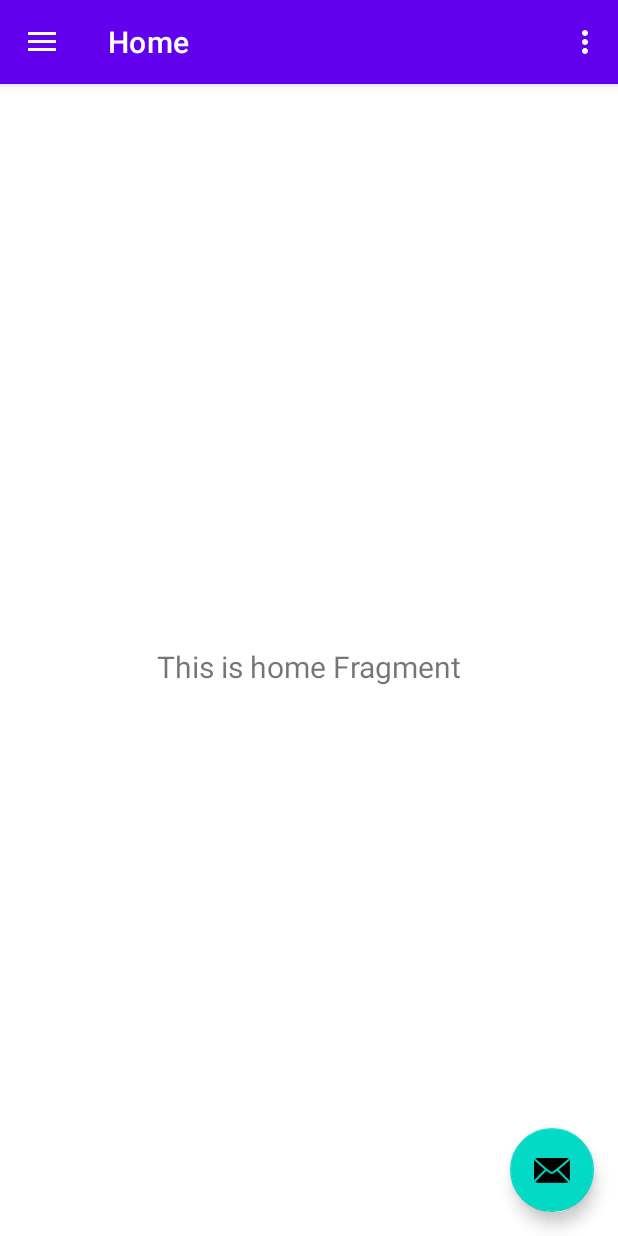
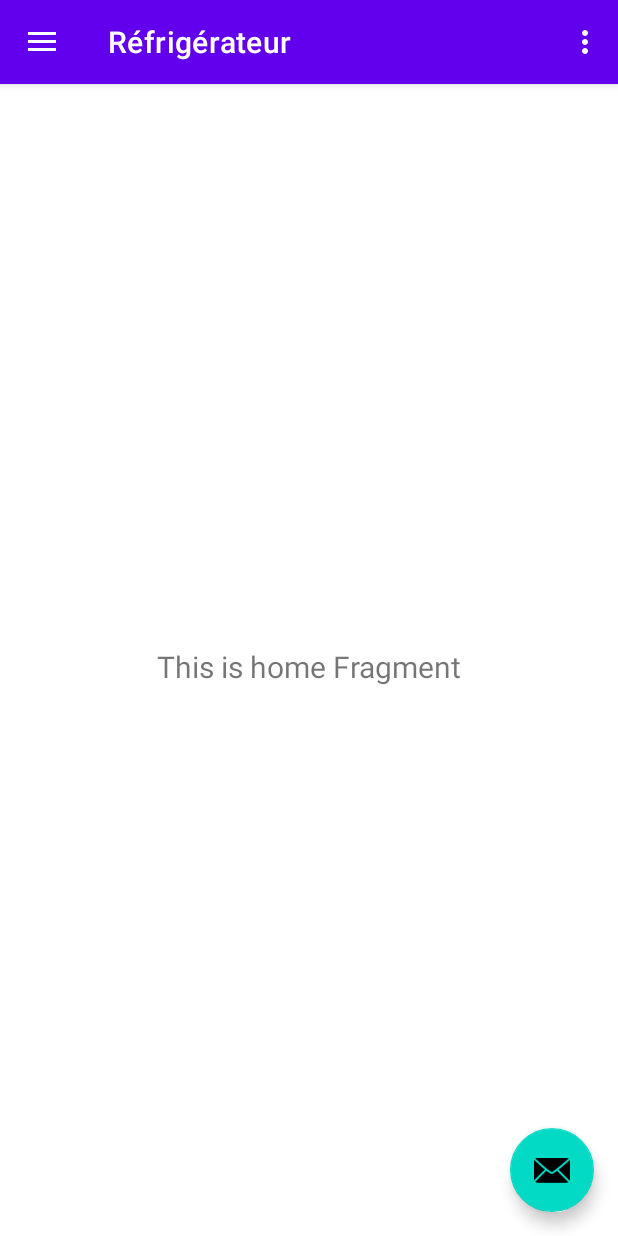
Before and after one commit to OdArthur/LesRecettesDuPetitEtudiant, an Android app: the screen it shows after launch (MainActivity), on a phone screen of 412 x 824 dp. Run offline under Robolectric (Android 15) with nearby library versions, the phone set to English and light mode, and no system bars; our stand-ins replace navigation-ui.

Commit message:
adding icons for menu and getting good title

```diff
--- /dev/null
+++ b/app/src/main/res/drawable/ic_menu_basket.xml
@@ -0,0 +1,9 @@
+<vector xmlns:android="http://schemas.android.com/apk/res/android"
+    android:width="700dp"
+    android:height="700dp"
+    android:viewportWidth="700"
+    android:viewportHeight="700">
+    <path
+        android:fillColor="#FF000000"
+        android:pathData="m579.6,213.92h-19.6l-78.96,-133.84c-3.36,-6.16 -10.08,-10.08 -17.36,-10.08h-36.4v-2.8c0,-10.08 -8.4,-18.48 -18.48,-18.48h-117.04c-10.08,0 -18.48,8.4 -18.48,18.48v2.8h-36.4c-7.28,0 -13.44,3.92 -17.36,10.08l-79.52,133.84h-19.6c-24.08,0 -41.44,22.4 -34.72,45.92l61.04,225.68c4.48,15.68 18.48,26.88 35.28,26.88h337.68c16.24,0 30.8,-11.2 35.28,-26.88l61.04,-225.68c5.04,-23.52 -12.32,-45.92 -36.4,-45.92zM248.08,110.32h25.2v2.8c0,10.08 8.4,18.48 18.48,18.48h117.04c10.08,0 18.48,-8.4 18.48,-18.48v-2.8h25.2l61.04,103.6h-327.04zM264.32,415.52c0,11.2 -8.96,20.16 -20.16,20.16 -11.2,0 -20.16,-8.96 -20.16,-20.16v-105.84c0,-11.2 8.96,-20.16 20.16,-20.16 11.2,0 20.16,8.96 20.16,20.16zM370.16,415.52c0,11.2 -8.96,20.16 -20.16,20.16s-20.16,-8.96 -20.16,-20.16v-105.84c0,-11.2 8.96,-20.16 20.16,-20.16s20.16,8.96 20.16,20.16zM475.44,415.52c0,11.2 -8.96,20.16 -20.16,20.16s-20.16,-8.96 -20.16,-20.16v-105.84c0,-11.2 8.96,-20.16 20.16,-20.16s20.16,8.96 20.16,20.16z"/>
+</vector>
--- a/app/src/main/res/drawable/ic_menu_camera.xml
+++ /dev/null
@@ -1,12 +0,0 @@
-<vector xmlns:android="http://schemas.android.com/apk/res/android"
-    android:width="24dp"
-    android:height="24dp"
-    android:viewportWidth="24.0"
-    android:viewportHeight="24.0">
-    <path
-        android:fillColor="#FF000000"
-        android:pathData="M12,12m-3.2,0a3.2,3.2 0,1 1,6.4 0a3.2,3.2 0,1 1,-6.4 0" />
-    <path
-        android:fillColor="#FF000000"
-        android:pathData="M9,2L7.17,4H4c-1.1,0 -2,0.9 -2,2v12c0,1.1 0.9,2 2,2h16c1.1,0 2,-0.9 2,-2V6c0,-1.1 -0.9,-2 -2,-2h-3.17L15,2H9zm3,15c-2.76,0 -5,-2.24 -5,-5s2.24,-5 5,-5 5,2.24 5,5 -2.24,5 -5,5z" />
-</vector>
--- /dev/null
+++ b/app/src/main/res/drawable/ic_menu_fridge.xml
@@ -0,0 +1,9 @@
+<vector xmlns:android="http://schemas.android.com/apk/res/android"
+    android:width="700dp"
+    android:height="700dp"
+    android:viewportWidth="700"
+    android:viewportHeight="700">
+    <path
+        android:fillColor="#FF000000"
+        android:pathData="m497,13.13c-99.75,-17.5 -197.75,-18.38 -294,0 -5.25,0.88 -8.75,6.13 -8.75,11.38v497.88c0,6.13 5.25,11.38 11.38,11.38h9.63v11.38c0,8.75 7,15.75 15.75,15.75s15.75,-7 15.75,-15.75v-11.38h208.25v11.38c0,8.75 7,15.75 15.75,15.75s15.75,-7 15.75,-15.75v-11.38h9.63c6.13,0 11.38,-5.25 11.38,-11.38v-497.88c-0.88,-5.25 -5.25,-10.5 -10.5,-11.38zM218.75,72.63h7.88c7.88,0 14.88,7 14.88,14.88v126c0,7.88 -7,14.88 -14.88,14.88h-7.88zM375.37,63.88h-51.63c-4.38,0 -7.88,-3.5 -7.88,-7.88s3.5,-7.88 7.88,-7.88h51.63c4.38,0 7.88,3.5 7.88,7.88 0,5.25 -3.5,7.88 -7.88,7.88z"/>
+</vector>
--- a/app/src/main/res/drawable/ic_menu_gallery.xml
+++ /dev/null
@@ -1,9 +0,0 @@
-<vector xmlns:android="http://schemas.android.com/apk/res/android"
-    android:width="24dp"
-    android:height="24dp"
-    android:viewportWidth="24.0"
-    android:viewportHeight="24.0">
-    <path
-        android:fillColor="#FF000000"
-        android:pathData="M22,16V4c0,-1.1 -0.9,-2 -2,-2H8c-1.1,0 -2,0.9 -2,2v12c0,1.1 0.9,2 2,2h12c1.1,0 2,-0.9 2,-2zm-11,-4l2.03,2.71L16,11l4,5H8l3,-4zM2,6v14c0,1.1 0.9,2 2,2h14v-2H4V6H2z" />
-</vector>
--- /dev/null
+++ b/app/src/main/res/drawable/ic_menu_recipe.xml
@@ -0,0 +1,18 @@
+<vector xmlns:android="http://schemas.android.com/apk/res/android"
+    android:width="700dp"
+    android:height="700dp"
+    android:viewportWidth="700"
+    android:viewportHeight="700">
+    <path
+        android:fillColor="#FF000000"
+        android:pathData="m410.28,163.53c2.5,7.46 3.82,15.27 3.89,23.14 0,6.44 -5.23,11.66 -11.67,11.66s-11.67,-5.22 -11.67,-11.66c0,-25.74 -18.32,-46.67 -40.83,-46.67s-40.83,20.93 -40.83,46.67c0,6.44 -5.23,11.66 -11.67,11.66s-11.67,-5.22 -11.67,-11.66c0.07,-7.87 1.38,-15.68 3.89,-23.14 -10.09,0.5 -19.46,5.35 -25.68,13.31 -6.22,7.95 -8.67,18.22 -6.72,28.13 1.95,9.91 8.11,18.48 16.89,23.48 3.59,2.09 5.79,5.93 5.79,10.08v41.47h140v-41.47c0,-4.15 2.2,-7.99 5.79,-10.08 8.77,-5 14.94,-13.57 16.89,-23.48 1.95,-9.91 -0.5,-20.18 -6.72,-28.13 -6.22,-7.96 -15.59,-12.81 -25.68,-13.31z"/>
+    <path
+        android:fillColor="#FF000000"
+        android:pathData="m280,303.33h140v23.33h-140z"/>
+    <path
+        android:fillColor="#FF000000"
+        android:pathData="m548.33,46.67h-361.66c-12.38,0.01 -24.23,4.93 -32.98,13.68 -8.75,8.75 -13.67,20.61 -13.68,32.98v338.62c10.04,-7.71 22.34,-11.91 35,-11.96h385v-361.67c0,-3.09 -1.23,-6.06 -3.41,-8.25s-5.16,-3.42 -8.25,-3.41zM443.33,244.76v93.57c0,3.1 -1.23,6.07 -3.41,8.25s-5.16,3.41 -8.25,3.41h-163.34c-3.09,0 -6.06,-1.23 -8.25,-3.41s-3.42,-5.16 -3.41,-8.25v-93.57c-13.15,-9.83 -21.52,-24.75 -23.07,-41.09 -1.55,-16.34 3.87,-32.57 14.93,-44.7 11.06,-12.13 26.73,-19.02 43.14,-18.97 3.33,0.13 6.65,0.54 9.91,1.25 11.3,-15.45 29.28,-24.58 48.42,-24.58s37.13,9.13 48.42,24.58c3.26,-0.7 6.58,-1.12 9.91,-1.25 16.41,-0.05 32.08,6.84 43.14,18.97 11.06,12.13 16.48,28.36 14.93,44.7 -1.55,16.34 -9.93,31.26 -23.07,41.09z"/>
+    <path
+        android:fillColor="#FF000000"
+        android:pathData="m140,478.33c0,9.29 3.69,18.19 10.25,24.75 6.57,6.56 15.47,10.25 24.75,10.25h385v-70h-385c-9.28,0 -18.18,3.69 -24.75,10.25 -6.56,6.56 -10.25,15.47 -10.25,24.75z"/>
+</vector>
--- a/app/src/main/res/drawable/ic_menu_slideshow.xml
+++ /dev/null
@@ -1,9 +0,0 @@
-<vector xmlns:android="http://schemas.android.com/apk/res/android"
-    android:width="24dp"
-    android:height="24dp"
-    android:viewportWidth="24.0"
-    android:viewportHeight="24.0">
-    <path
-        android:fillColor="#FF000000"
-        android:pathData="M4,6H2v14c0,1.1 0.9,2 2,2h14v-2H4V6zm16,-4H8c-1.1,0 -2,0.9 -2,2v12c0,1.1 0.9,2 2,2h12c1.1,0 2,-0.9 2,-2V4c0,-1.1 -0.9,-2 -2,-2zm-8,12.5v-9l6,4.5 -6,4.5z" />
-</vector>
--- a/app/src/main/res/layout/nav_header_main.xml
+++ b/app/src/main/res/layout/nav_header_main.xml
@@ -1,6 +1,7 @@
 <?xml version="1.0" encoding="utf-8"?>
 <LinearLayout xmlns:android="http://schemas.android.com/apk/res/android"
     xmlns:app="http://schemas.android.com/apk/res-auto"
+    xmlns:tools="http://schemas.android.com/tools"
     android:layout_width="match_parent"
     android:layout_height="@dimen/nav_header_height"
     android:background="@drawable/side_nav_bar"
@@ -24,7 +25,7 @@
         android:layout_width="match_parent"
         android:layout_height="wrap_content"
         android:paddingTop="@dimen/nav_header_vertical_spacing"
-        android:text="@string/nav_header_title"
+        android:text="@string/menu_Réfrigirateur"
         android:textAppearance="@style/TextAppearance.AppCompat.Body1" />
 
     <TextView
--- a/app/src/main/res/menu/activity_main_drawer.xml
+++ b/app/src/main/res/menu/activity_main_drawer.xml
@@ -6,15 +6,15 @@
     <group android:checkableBehavior="single">
         <item
             android:id="@+id/nav_home"
-            android:icon="@drawable/ic_menu_camera"
-            android:title="@string/menu_home" />
+            android:icon="@drawable/ic_menu_fridge"
+            android:title="@string/menu_Réfrigirateur" />
         <item
             android:id="@+id/nav_gallery"
-            android:icon="@drawable/ic_menu_gallery"
-            android:title="@string/menu_gallery" />
+            android:icon="@drawable/ic_menu_basket"
+            android:title="@string/menu_Panier" />
         <item
             android:id="@+id/nav_slideshow"
-            android:icon="@drawable/ic_menu_slideshow"
-            android:title="@string/menu_slideshow" />
+            android:icon="@drawable/ic_menu_recipe"
+            android:title="@string/menu_Recettes" />
     </group>
 </menu>
--- a/app/src/main/res/navigation/mobile_navigation.xml
+++ b/app/src/main/res/navigation/mobile_navigation.xml
@@ -8,18 +8,18 @@
     <fragment
         android:id="@+id/nav_home"
         android:name="com.example.lesrecettesdupetitetudiant.ui.home.HomeFragment"
-        android:label="@string/menu_home"
+        android:label="@string/menu_Réfrigirateur"
         tools:layout="@layout/fragment_home" />
 
     <fragment
         android:id="@+id/nav_gallery"
         android:name="com.example.lesrecettesdupetitetudiant.ui.gallery.GalleryFragment"
-        android:label="@string/menu_gallery"
+        android:label="@string/menu_Panier"
         tools:layout="@layout/fragment_gallery" />
 
     <fragment
         android:id="@+id/nav_slideshow"
         android:name="com.example.lesrecettesdupetitetudiant.ui.slideshow.SlideshowFragment"
-        android:label="@string/menu_slideshow"
+        android:label="@string/menu_Recettes"
         tools:layout="@layout/fragment_slideshow" />
 </navigation>
--- a/app/src/main/res/values/strings.xml
+++ b/app/src/main/res/values/strings.xml
@@ -2,12 +2,12 @@
     <string name="app_name">Les Recettes Du Petit Etudiant</string>
     <string name="navigation_drawer_open">Open navigation drawer</string>
     <string name="navigation_drawer_close">Close navigation drawer</string>
-    <string name="nav_header_title">Android Studio</string>
+    <string name="nav_header_title">Les Recettes Du Petit Etudiant</string>
     <string name="nav_header_subtitle">android.studio@android.com</string>
     <string name="nav_header_desc">Navigation header</string>
-    <string name="action_settings">Settings</string>
+    <string name="action_settings">Options</string>
 
-    <string name="menu_home">Home</string>
-    <string name="menu_gallery">Gallery</string>
-    <string name="menu_slideshow">Slideshow</string>
+    <string name="menu_Réfrigirateur">Réfrigérateur</string>
+    <string name="menu_Panier">Panier</string>
+    <string name="menu_Recettes">Recettes</string>
 </resources>
```
